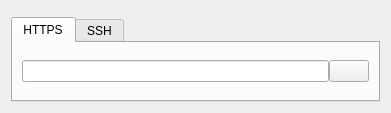
First picture: the form in ui/widgets/clone.ui, repository DomiTP/GitHub-Manager, before the edit.
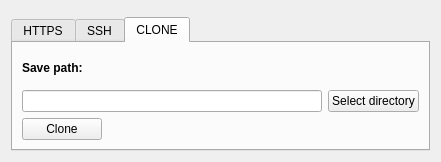
Second picture: the form after the edit. The open tabs and pages were chosen to show the change. Custom widgets are drawn as their Qt base class.

```diff
--- a/ui/widgets/clone.ui
+++ b/ui/widgets/clone.ui
@@ -6,8 +6,8 @@
             <rect>
                 <x>0</x>
                 <y>0</y>
-                <width>391</width>
-                <height>113</height>
+                <width>441</width>
+                <height>162</height>
             </rect>
         </property>
         <property name="windowTitle">
@@ -87,6 +87,60 @@
                                     </item>
                                 </layout>
                             </widget>
+                            <widget class="QWidget" name="cloneTab">
+                                <attribute name="title">
+                                    <string>CLONE</string>
+                                </attribute>
+                                <layout class="QVBoxLayout" name="verticalLayout_2">
+                                    <item>
+                                        <widget class="QLabel" name="savePathLabel">
+                                            <property name="font">
+                                                <font>
+                                                    <bold>true</bold>
+                                                </font>
+                                            </property>
+                                            <property name="text">
+                                                <string>Save path:</string>
+                                            </property>
+                                        </widget>
+                                    </item>
+                                    <item>
+                                        <layout class="QHBoxLayout" name="horizontalLayout_4">
+                                            <item>
+                                                <widget class="QLineEdit" name="repoSavePathLineEdit">
+                                                    <property name="toolTip">
+                                                        <string>&lt;html&gt;&lt;head/&gt;&lt;body&gt;&lt;p&gt;Path where
+                                                            the repository will be saved.&lt;/p&gt;&lt;p&gt;Ex:
+                                                            C:\Users\User&lt;/p&gt;&lt;p&gt;Cloning automatically
+                                                            creates a folder with the name of the repository.&lt;/p&gt;&lt;/body&gt;&lt;/html&gt;
+                                                        </string>
+                                                    </property>
+                                                </widget>
+                                            </item>
+                                            <item>
+                                                <widget class="QPushButton" name="selectDirectoryButton">
+                                                    <property name="text">
+                                                        <string>Select directory</string>
+                                                    </property>
+                                                </widget>
+                                            </item>
+                                        </layout>
+                                    </item>
+                                    <item>
+                                        <widget class="QPushButton" name="cloneButton">
+                                            <property name="sizePolicy">
+                                                <sizepolicy hsizetype="Fixed" vsizetype="Fixed">
+                                                    <horstretch>0</horstretch>
+                                                    <verstretch>0</verstretch>
+                                                </sizepolicy>
+                                            </property>
+                                            <property name="text">
+                                                <string>Clone</string>
+                                            </property>
+                                        </widget>
+                                    </item>
+                                </layout>
+                            </widget>
                         </widget>
                     </item>
                 </layout>
```
Left out of the diff: 2 changed lines with no effect on the pictures.
